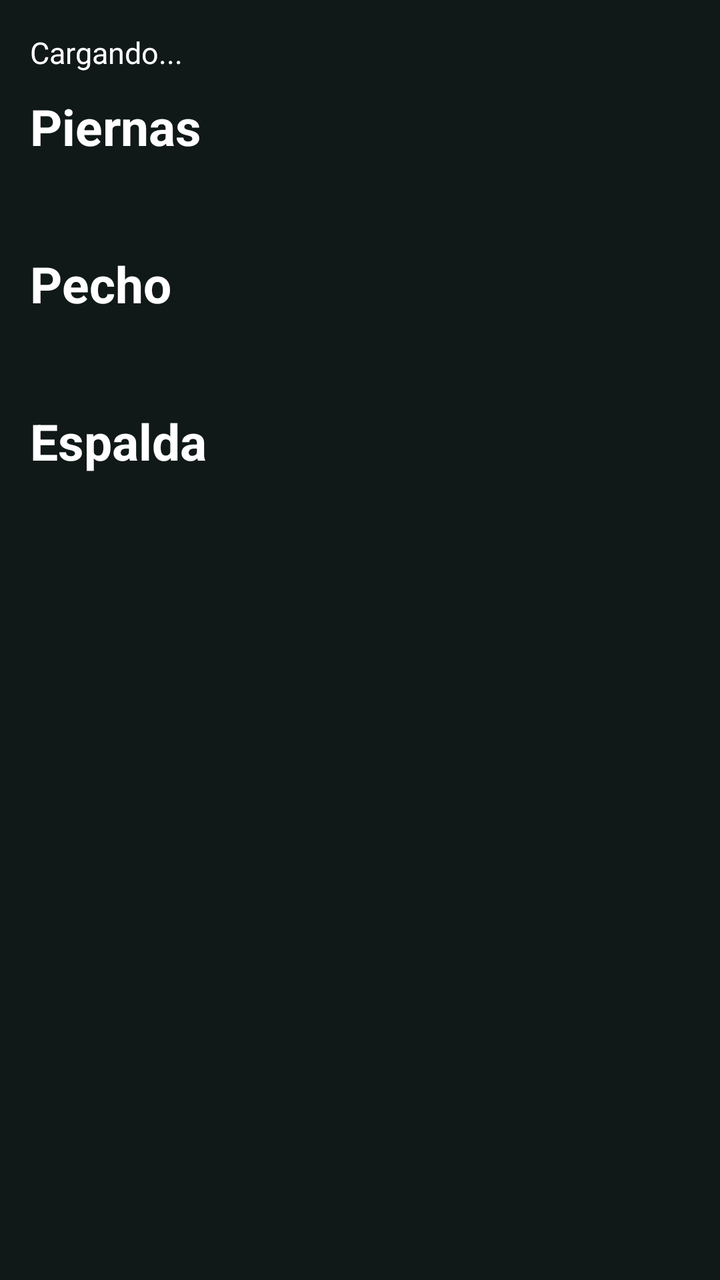
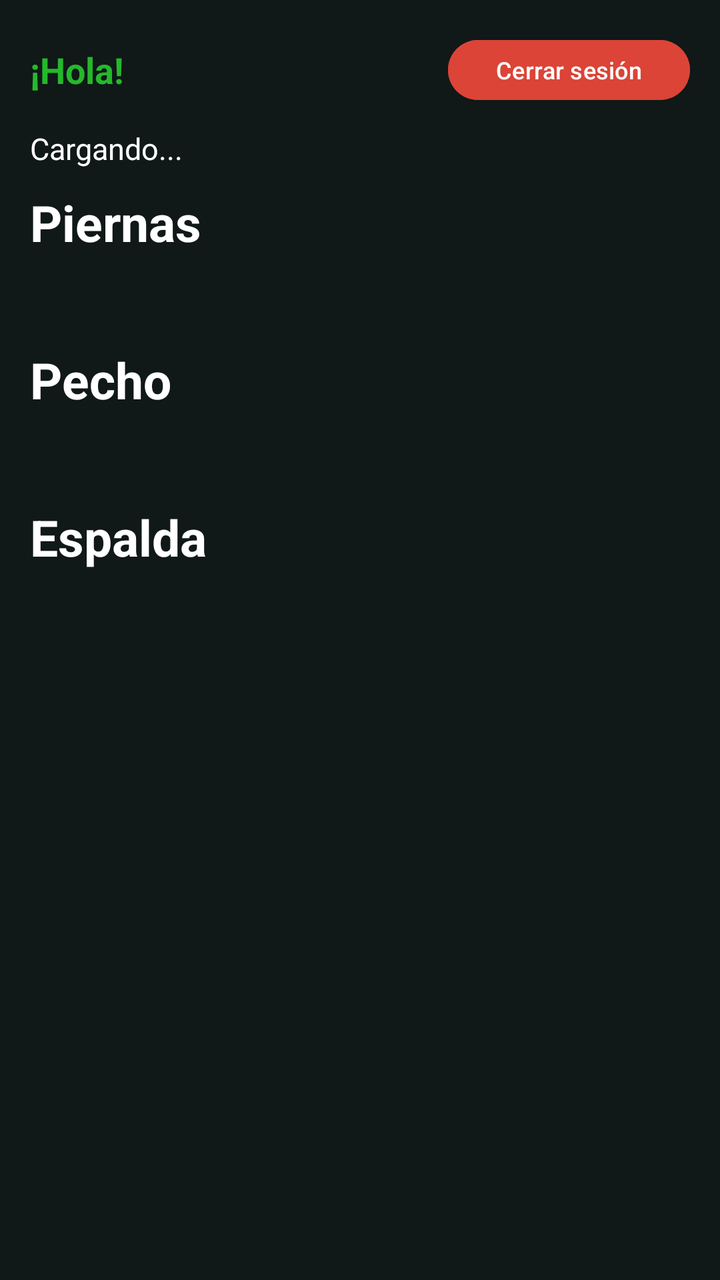

The first picture is an Android layout as it rendered before a commit; the second is the same layout after the commit. The layout source and the unified diff follow.
<!-- AndroidManifest.xml: application theme Theme.Olympia_ -->
<!-- res/layout/activity_home.xml -->
<?xml version="1.0" encoding="utf-8"?>
<androidx.constraintlayout.widget.ConstraintLayout xmlns:android="http://schemas.android.com/apk/res/android"
    xmlns:app="http://schemas.android.com/apk/res-auto"
    xmlns:tools="http://schemas.android.com/tools"
    android:id="@+id/main"
    android:layout_width="match_parent"
    android:layout_height="match_parent"
    android:background="#101818"
    tools:context=".HomeActivity">

    <ScrollView
        android:layout_width="0dp"
        android:layout_height="0dp"
        android:paddingVertical="16dp"
        app:layout_constraintBottom_toBottomOf="parent"
        app:layout_constraintEnd_toEndOf="parent"
        app:layout_constraintStart_toStartOf="parent"
        app:layout_constraintTop_toTopOf="parent">

        <LinearLayout
            android:layout_width="match_parent"
            android:layout_height="wrap_content"
            android:orientation="vertical">

            
            <TextView
                android:id="@+id/tvResultado"
                android:layout_width="wrap_content"
                android:layout_height="wrap_content"
                android:layout_marginHorizontal="15dp"
                android:text="Cargando..."
                android:textColor="@color/white"
                android:textSize="15sp" />

            
            <TextView
                android:id="@+id/tvTituloPiernas"
                android:layout_width="match_parent"
                android:layout_height="wrap_content"
                android:layout_marginHorizontal="15dp"
                android:layout_marginTop="10dp"
                android:text="Piernas"
                android:textColor="@color/white"
                android:textSize="25sp"
                android:textStyle="bold" />

            
            <HorizontalScrollView
                android:layout_width="match_parent"
                android:layout_height="wrap_content"
                android:layout_marginTop="15dp"
                android:clipToPadding="false"
                android:paddingStart="15dp"
                android:paddingEnd="15dp"
                android:scrollbars="none">

                <LinearLayout
                    android:id="@+id/contenedorPiernas"
                    android:layout_width="wrap_content"
                    android:layout_height="wrap_content"
                    android:orientation="horizontal" />
            </HorizontalScrollView>

            
            <TextView
                android:id="@+id/tvTituloPecho"
                android:layout_width="match_parent"
                android:layout_height="wrap_content"
                android:layout_marginHorizontal="15dp"
                android:layout_marginTop="30dp"
                android:text="Pecho"
                android:textColor="@color/white"
                android:textSize="25sp"
                android:textStyle="bold" />

            
            <HorizontalScrollView
                android:layout_width="match_parent"
                android:layout_height="wrap_content"
                android:layout_marginTop="15dp"
                android:clipToPadding="false"
                android:paddingStart="15dp"
                android:paddingEnd="15dp"
                android:scrollbars="none">

                <LinearLayout
                    android:id="@+id/contenedorPecho"
                    android:layout_width="wrap_content"
                    android:layout_height="wrap_content"
                    android:orientation="horizontal" />
            </HorizontalScrollView>

            
            <TextView
                android:id="@+id/tvTituloEspalda"
                android:layout_width="match_parent"
                android:layout_height="wrap_content"
                android:layout_marginHorizontal="15dp"
                android:layout_marginTop="30dp"
                android:text="Espalda"
                android:textColor="@color/white"
                android:textSize="25sp"
                android:textStyle="bold" />

            
            <HorizontalScrollView
                android:layout_width="match_parent"
                android:layout_height="wrap_content"
                android:layout_marginTop="15dp"
                android:clipToPadding="false"
                android:paddingStart="15dp"
                android:paddingEnd="15dp"
                android:scrollbars="none">

                <LinearLayout
                    android:id="@+id/contenedorEspalda"
                    android:layout_width="wrap_content"
                    android:layout_height="wrap_content"
                    android:orientation="horizontal" />
            </HorizontalScrollView>

        </LinearLayout>
    </ScrollView>

</androidx.constraintlayout.widget.ConstraintLayout>
<!-- resources referenced by this layout -->
<resources>
  <color name="white">#FFFFFFFF</color>
  <style name="Theme.Olympia_" parent="Base.Theme.Olympia_" />
  <style name="Base.Theme.Olympia_" parent="Theme.Material3.DayNight.NoActionBar">
          
          
      </style>
</resources>

<!-- the commit's change to res/layout/activity_home.xml (unified diff, before → after) -->
@@ -21,6 +21,35 @@
             android:layout_width="match_parent"
             android:layout_height="wrap_content"
             android:orientation="vertical">
+
+            
+            <LinearLayout
+                android:layout_width="match_parent"
+                android:layout_height="wrap_content"
+                android:orientation="horizontal"
+                android:gravity="center_vertical"
+                android:paddingHorizontal="15dp"
+                android:paddingBottom="10dp">
+
+                <TextView
+                    android:id="@+id/tvUsuario"
+                    android:layout_width="0dp"
+                    android:layout_height="wrap_content"
+                    android:layout_weight="1"
+                    android:text="¡Hola!"
+                    android:textColor="#25B82B"
+                    android:textSize="18sp"
+                    android:textStyle="bold" />
+
+                <Button
+                    android:id="@+id/btnCerrarSesion"
+                    android:layout_width="wrap_content"
+                    android:layout_height="38dp"
+                    android:text="Cerrar sesión"
+                    android:textSize="12sp"
+                    android:backgroundTint="#DB4437"
+                    android:textColor="@color/white" />
+            </LinearLayout>
 
             
             <TextView
